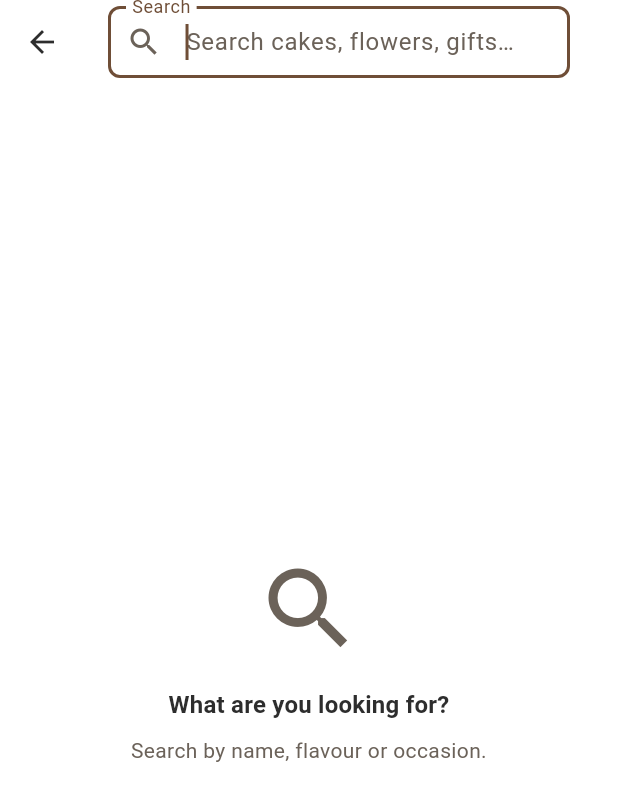
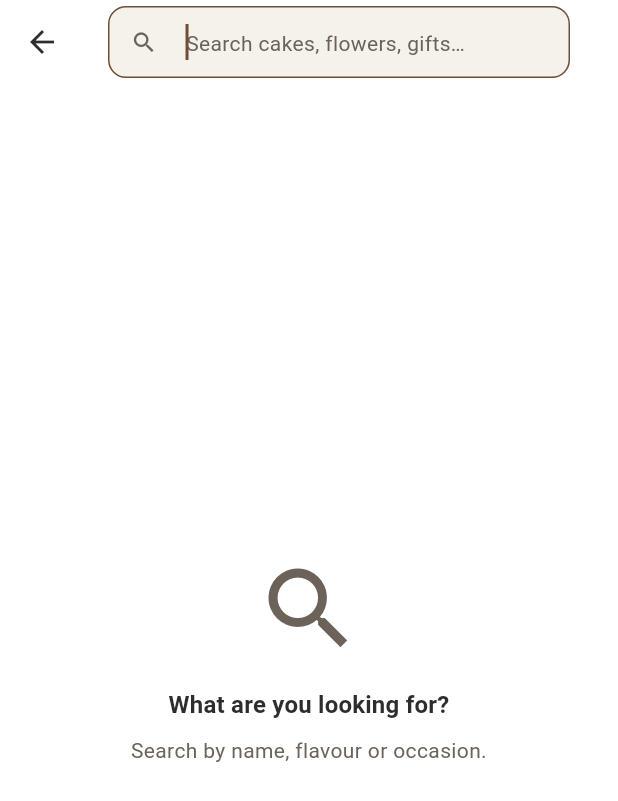
Before and after one commit to omashankar/bakery-cms, a Flutter app: the screen it shows after launch, item 2 of the bottom bar chosen, after a tap on the "search" icon, on a phone screen of 412 x 824 dp. Shown: the top 801 px of the screen. Run offline on Flutter 3.47's test engine with Material 3 defaults, Android fonts, the phone set to English and light mode, and no system bars; our stand-ins replace bloc_concurrency, cached_network_image, connectivity_plus, cookie_jar, dio, dio_cookie_manager and 10 more; missing offline and left inert: razorpay_flutter; accounts and stored records are empty; network calls fail.

Commit message:
polish(app): one header on every shopping page, soft notices, a cleaner search
Checked page by page on the phone against the reference and the website:
- Orders, Account and Wishlist carry the shop's logo with search and the
  cart, as Home and Categories do; each page's name is its own heading
  ("My orders", "My account", "My Wishlist (3)"), one PageHeading widget
- Account: the rows grouped into rounded cards (account, help & support,
  sign out) instead of one long loose list
- the theme sets soft grounds for notices, tags and badges; unset, they
  fell back to the solid colours and a cancelled order's notice was a slab
  of bright red (also the minimum-order alert, the Default address tag and
  the rating badge), light and dark, each with readable ink (tested 4.5:1)
- search: a soft rounded box like the home page's, no floating label
  squeezed against the bar, and a clear button
- cart bar: the button runs to the bar's end (a flex share left a gap);
  the test is wide enough to fail on the old layout
- checkout: a step jumped to stops a little below the header

Co-Authored-By: Claude Opus 5.5 <noreply@anthropic.com>

```diff
--- a/flutter app/bakery_cms_flutter/lib/app/theme/app_theme.dart
+++ b/flutter app/bakery_cms_flutter/lib/app/theme/app_theme.dart
@@ -26,6 +26,12 @@ abstract final class AppTheme {
       outlineVariant: AppColors.border,
       tertiary: AppColors.success,
       onTertiary: AppColors.onPrimary,
+      errorContainer: AppColors.errorSoft,
+      onErrorContainer: AppColors.onErrorSoft,
+      tertiaryContainer: AppColors.successSoft,
+      onTertiaryContainer: AppColors.onSuccessSoft,
+      primaryContainer: AppColors.primarySoft,
+      onPrimaryContainer: AppColors.primary,
     ),
   );
 
@@ -47,6 +53,12 @@ abstract final class AppTheme {
       outlineVariant: AppColors.borderDark,
       tertiary: AppColors.success,
       onTertiary: AppColors.foregroundDark,
+      errorContainer: AppColors.errorSoftDark,
+      onErrorContainer: AppColors.onErrorSoftDark,
+      tertiaryContainer: AppColors.successSoftDark,
+      onTertiaryContainer: AppColors.onSuccessSoftDark,
+      primaryContainer: AppColors.secondaryDark,
+      onPrimaryContainer: AppColors.foregroundDark,
     ),
   );
 
--- a/flutter app/bakery_cms_flutter/lib/core/constants/app_colors.dart
+++ b/flutter app/bakery_cms_flutter/lib/core/constants/app_colors.dart
@@ -29,6 +29,20 @@ abstract final class AppColors {
   static const Color borderDark = Color(0xFF5C4638);
   static const Color errorDark = Color(0xFFF87171);
 
+  // Soft grounds for notices, tags and badges, each with its own ink (the
+  // website's red-50/red-800, green-50/green-800 and a brown tint). Without
+  // them Flutter fell back to the solid colours, and a cancelled-order
+  // notice was a slab of bright red.
+  static const Color errorSoft = Color(0xFFFEF2F2);
+  static const Color onErrorSoft = Color(0xFF991B1B);
+  static const Color successSoft = Color(0xFFF0FDF4);
+  static const Color onSuccessSoft = Color(0xFF166534);
+  static const Color primarySoft = Color(0xFFF3EAE2);
+  static const Color errorSoftDark = Color(0xFF4C1D1D);
+  static const Color onErrorSoftDark = Color(0xFFFECACA);
+  static const Color successSoftDark = Color(0xFF14532D);
+  static const Color onSuccessSoftDark = Color(0xFFDCFCE7);
+
   // Home section grounds (the website's --surface-cream and --band-* tones),
   // read through SectionTones, never directly.
   static const Color bandCream = Color(0xFFFAF8F4);
--- a/flutter app/bakery_cms_flutter/lib/core/constants/strings/catalog_strings.dart
+++ b/flutter app/bakery_cms_flutter/lib/core/constants/strings/catalog_strings.dart
@@ -1,6 +1,7 @@
 abstract final class CatalogStrings {
   // Home
   static const String searchHint = 'Search cakes, flowers, gifts…';
+  static const String clearSearch = 'Clear search';
 
   /// Before one of the shop's own category or occasion names, in the
   /// search box's turning hint: "Search for Cakes".
--- a/flutter app/bakery_cms_flutter/lib/core/constants/strings/wishlist_strings.dart
+++ b/flutter app/bakery_cms_flutter/lib/core/constants/strings/wishlist_strings.dart
@@ -1,6 +1,9 @@
 /// Copy for the wishlist: the heart on a product and the Wishlist screen.
 abstract final class WishlistStrings {
   static const String title = 'Wishlist';
+
+  /// "My Wishlist (3)", the website's wishlist heading.
+  static String heading(int count) => 'My Wishlist ($count)';
   static const String accountTile = 'Wishlist';
   static const String accountTileHint = 'Products you saved for later';
   static const String add = 'Add to wishlist';
--- a/flutter app/bakery_cms_flutter/lib/features/catalog/presentation/pages/search_page.dart
+++ b/flutter app/bakery_cms_flutter/lib/features/catalog/presentation/pages/search_page.dart
@@ -6,7 +6,6 @@ import '../../../../core/constants/app_spacing.dart';
 import '../../../../core/constants/strings/catalog_strings.dart';
 import '../../../../core/widgets/app_app_bar.dart';
 import '../../../../core/widgets/app_loader.dart';
-import '../../../../core/widgets/app_text_field.dart';
 import '../../../../core/widgets/empty_view.dart';
 import '../../../../core/widgets/error_view.dart';
 import '../bloc/search/search_bloc.dart';
@@ -16,6 +15,7 @@ import '../../domain/entities/product.dart';
 import '../../domain/services/listing_arranger.dart';
 import '../bloc/listing_controls/listing_controls_cubit.dart';
 import '../widgets/listing_bottom_bar.dart';
+import '../widgets/search_field.dart';
 import '../widgets/listing_products_sliver.dart';
 
 class SearchPage extends StatelessWidget {
@@ -54,13 +54,9 @@ class _SearchView extends StatelessWidget {
       appBar: AppAppBar(
         titleWidget: Padding(
           padding: const EdgeInsets.only(right: AppSpacing.lg),
-          child: AppTextField(
-            label: CatalogStrings.searchTitle,
-            hint: CatalogStrings.searchHint,
-            initialValue: initialQuery,
+          child: SearchField(
+            initialQuery: initialQuery,
             autofocus: initialQuery.isEmpty,
-            prefixIcon: Icons.search,
-            textInputAction: TextInputAction.search,
             onChanged: (query) => context.read<SearchBloc>().add(SearchQueryChanged(query)),
           ),
         ),
--- /dev/null
+++ b/flutter app/bakery_cms_flutter/lib/features/catalog/presentation/widgets/search_field.dart
@@ -0,0 +1,84 @@
+import 'package:flutter/material.dart';
+
+import '../../../../core/constants/app_spacing.dart';
+import '../../../../core/constants/strings/catalog_strings.dart';
+import '../../../../core/utils/context_extensions.dart';
+
+/// The search box in the search page's header, drawn as the home page's
+/// search box it was opened from: a soft rounded field with the glass at its
+/// start. No floating label (it was squeezed against the top of the bar), and
+/// a clear button once there is something to clear.
+class SearchField extends StatefulWidget {
+  const SearchField({
+    super.key,
+    required this.onChanged,
+    this.initialQuery = '',
+    this.autofocus = false,
+  });
+
+  final ValueChanged<String> onChanged;
+  final String initialQuery;
+  final bool autofocus;
+
+  @override
+  State<SearchField> createState() => _SearchFieldState();
+}
+
+class _SearchFieldState extends State<SearchField> {
+  late final TextEditingController _controller = TextEditingController(text: widget.initialQuery);
+
+  @override
+  void dispose() {
+    _controller.dispose();
+    super.dispose();
+  }
+
+  void _clear() {
+    _controller.clear();
+    widget.onChanged('');
+  }
+
+  @override
+  Widget build(BuildContext context) {
+    final colors = context.colors;
+    final rounded = OutlineInputBorder(
+      borderRadius: BorderRadius.circular(AppSpacing.radiusMd),
+      borderSide: BorderSide.none,
+    );
+    return Semantics(
+      label: CatalogStrings.searchTitle,
+      textField: true,
+      child: TextField(
+        controller: _controller,
+        autofocus: widget.autofocus,
+        textInputAction: TextInputAction.search,
+        onChanged: widget.onChanged,
+        style: context.text.bodyLarge,
+        decoration: InputDecoration(
+          isDense: true,
+          filled: true,
+          fillColor: colors.surfaceContainerHighest,
+          hintText: CatalogStrings.searchHint,
+          hintStyle: context.text.bodyMedium?.copyWith(color: colors.onSurfaceVariant),
+          prefixIcon: Icon(Icons.search, color: colors.onSurfaceVariant),
+          suffixIcon: ValueListenableBuilder<TextEditingValue>(
+            valueListenable: _controller,
+            builder: (context, value, _) => value.text.isEmpty
+                ? const SizedBox.shrink()
+                : IconButton(
+                    tooltip: CatalogStrings.clearSearch,
+                    icon: const Icon(Icons.close),
+                    onPressed: _clear,
+                  ),
+          ),
+          contentPadding: const EdgeInsets.symmetric(vertical: AppSpacing.md),
+          border: rounded,
+          enabledBorder: rounded,
+          focusedBorder: rounded.copyWith(
+            borderSide: BorderSide(color: colors.primary),
+          ),
+        ),
+      ),
+    );
+  }
+}
--- a/flutter app/bakery_cms_flutter/lib/features/checkout/presentation/widgets/checkout_form.dart
+++ b/flutter app/bakery_cms_flutter/lib/features/checkout/presentation/widgets/checkout_form.dart
@@ -60,6 +60,10 @@ class _CheckoutFormState extends State<CheckoutForm> {
   /// peeking in at the bottom.
   static const double _readingLine = 0.35;
 
+  /// A step scrolled to stops a little below the header, its heading clear
+  /// of the line rather than pressed against it.
+  static const double _jumpAlignment = 0.02;
+
   @override
   void initState() {
     super.initState();
@@ -99,7 +103,7 @@ class _CheckoutFormState extends State<CheckoutForm> {
   void _scrollTo(CheckoutStep step) {
     final start = _stepStarts[step]?.currentContext;
     if (start == null) return;
-    Scrollable.ensureVisible(start, duration: AppDurations.scrollToField);
+    Scrollable.ensureVisible(start, alignment: _jumpAlignment, duration: AppDurations.scrollToField);
   }
 
   void _submit() {
```
Also changed, not shown: flutter app/bakery_cms_flutter/lib/core/widgets/page_heading.dart (added, +29 -0 lines), flutter app/bakery_cms_flutter/lib/features/account/presentation/pages/account_page.dart (+27 -5 lines), flutter app/bakery_cms_flutter/lib/features/account/presentation/widgets/account_tile.dart (+10 -3 lines), flutter app/bakery_cms_flutter/lib/features/account/presentation/widgets/account_tile_group.dart (added, +59 -0 lines), flutter app/bakery_cms_flutter/lib/features/cart/presentation/pages/cart_page.dart (+2 -13 lines), flutter app/bakery_cms_flutter/lib/features/cart/presentation/widgets/cart_checkout_bar.dart (+7 -2 lines), flutter app/bakery_cms_flutter/lib/features/orders/presentation/pages/orders_page.dart (+14 -4 lines), flutter app/bakery_cms_flutter/lib/features/wishlist/presentation/pages/wishlist_page.dart (+17 -2 lines), 4 other files.
